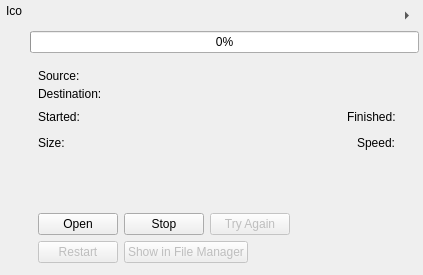
First picture: the form in src/downloaditem.ui, repository IT-Space-2026/arktos, before the edit.
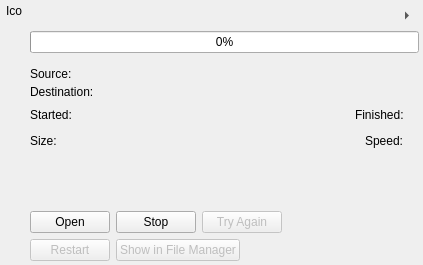
Second picture: the form after the edit. Custom widgets are drawn as their Qt base class.

The edit to the form file:
```diff
--- a/src/downloaditem.ui
+++ b/src/downloaditem.ui
@@ -111,16 +111,16 @@
        </property>
        <layout class="QVBoxLayout" name="verticalLayout_4" >
         <property name="leftMargin" >
-         <number>8</number>
+         <number>0</number>
         </property>
         <property name="topMargin" >
-         <number>8</number>
+         <number>6</number>
         </property>
         <property name="rightMargin" >
-         <number>8</number>
+         <number>0</number>
         </property>
         <property name="bottomMargin" >
-         <number>8</number>
+         <number>0</number>
         </property>
         <property name="spacing" >
          <number>6</number>
```
